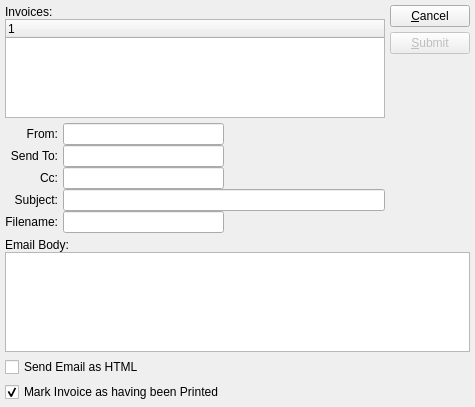
This is xtuple/trunk/guiclient/deliverInvoice.ui in WooodHead/xtuple as Qt 5 draws it before an edit. The edited form follows.
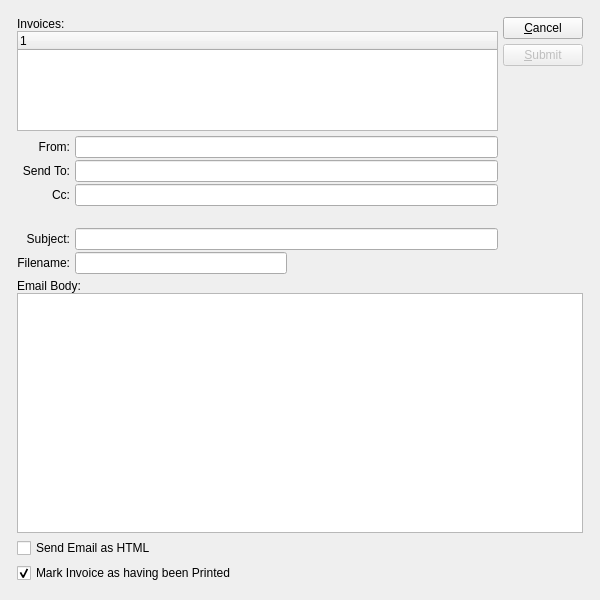
This is the edited form. Custom widgets are drawn as their Qt base class.

```diff
--- a/xtuple/trunk/guiclient/deliverInvoice.ui
+++ b/xtuple/trunk/guiclient/deliverInvoice.ui
@@ -5,39 +5,30 @@
    <rect>
     <x>0</x>
     <y>0</y>
-    <width>475</width>
-    <height>407</height>
+    <width>600</width>
+    <height>600</height>
    </rect>
   </property>
   <property name="windowTitle" >
    <string>E-mail Invoice Form</string>
   </property>
-  <layout class="QVBoxLayout" >
-   <property name="spacing" >
-    <number>5</number>
-   </property>
+  <layout class="QGridLayout" >
+   <item row="0" column="0" >
+    <layout class="QGridLayout" >
    <property name="leftMargin" >
-    <number>5</number>
+      <number>12</number>
    </property>
    <property name="topMargin" >
-    <number>5</number>
+      <number>12</number>
    </property>
    <property name="rightMargin" >
-    <number>5</number>
+      <number>12</number>
    </property>
    <property name="bottomMargin" >
-    <number>5</number>
-   </property>
-   <item>
-    <layout class="QHBoxLayout" >
-     <property name="spacing" >
-      <number>5</number>
-     </property>
-     <item>
+      <number>12</number>
+     </property>
+     <item row="0" column="0" >
       <layout class="QVBoxLayout" >
-       <property name="spacing" >
-        <number>5</number>
-       </property>
        <item>
         <layout class="QVBoxLayout" >
          <property name="spacing" >
@@ -52,10 +43,22 @@
          </item>
          <item>
           <widget class="XTreeWidget" name="_invoice" >
+           <property name="sizePolicy" >
+            <sizepolicy vsizetype="Preferred" hsizetype="Expanding" >
+             <horstretch>0</horstretch>
+             <verstretch>0</verstretch>
+            </sizepolicy>
+           </property>
            <property name="minimumSize" >
             <size>
-             <width>100</width>
-             <height>0</height>
+             <width>0</width>
+             <height>100</height>
+            </size>
+           </property>
+           <property name="maximumSize" >
+            <size>
+             <width>16777215</width>
+             <height>100</height>
             </size>
            </property>
           </widget>
@@ -63,16 +66,11 @@
         </layout>
        </item>
        <item>
-        <layout class="QHBoxLayout" >
-         <property name="spacing" >
-          <number>5</number>
+        <layout class="QGridLayout" >
+         <property name="verticalSpacing" >
+          <number>2</number>
          </property>
-         <item>
-          <layout class="QVBoxLayout" >
-           <property name="spacing" >
-            <number>0</number>
-           </property>
-           <item>
+         <item row="0" column="0" >
             <widget class="QLabel" name="_fromEmailLit" >
              <property name="text" >
               <string>From:</string>
@@ -82,7 +80,10 @@
              </property>
             </widget>
            </item>
-           <item>
+         <item row="0" column="1" >
+          <widget class="XLineEdit" name="_fromEmail" />
+         </item>
+         <item row="1" column="0" >
             <widget class="QLabel" name="_emailLit" >
              <property name="text" >
               <string>Send To:</string>
@@ -92,7 +93,10 @@
              </property>
             </widget>
            </item>
-           <item>
+         <item row="1" column="1" >
+          <widget class="XLineEdit" name="_email" />
+         </item>
+         <item row="2" column="0" >
             <widget class="QLabel" name="_ccLit" >
              <property name="text" >
               <string>Cc:</string>
@@ -102,7 +106,10 @@
              </property>
             </widget>
            </item>
-           <item>
+         <item row="2" column="1" >
+          <widget class="XLineEdit" name="_cc" />
+         </item>
+         <item row="4" column="0" >
             <widget class="QLabel" name="_subjectLit" >
              <property name="text" >
               <string>Subject:</string>
@@ -112,7 +119,10 @@
              </property>
             </widget>
            </item>
-           <item>
+         <item row="4" column="1" >
+          <widget class="XLineEdit" name="_subject" />
+         </item>
+         <item row="5" column="0" >
             <widget class="QLabel" name="_fileNameLit" >
              <property name="text" >
               <string>Filename:</string>
@@ -122,95 +132,7 @@
              </property>
             </widget>
            </item>
-          </layout>
-         </item>
-         <item>
-          <layout class="QVBoxLayout" >
-           <property name="spacing" >
-            <number>0</number>
-           </property>
-           <item>
-            <layout class="QHBoxLayout" >
-             <property name="spacing" >
-              <number>0</number>
-             </property>
-             <item>
-              <widget class="XLineEdit" name="_fromEmail" />
-             </item>
-             <item>
-              <spacer>
-               <property name="orientation" >
-                <enum>Qt::Horizontal</enum>
-               </property>
-               <property name="sizeType" >
-                <enum>QSizePolicy::Expanding</enum>
-               </property>
-               <property name="sizeHint" >
-                <size>
-                 <width>41</width>
-                 <height>10</height>
-                </size>
-               </property>
-              </spacer>
-             </item>
-            </layout>
-           </item>
-           <item>
-            <layout class="QHBoxLayout" >
-             <property name="spacing" >
-              <number>0</number>
-             </property>
-             <item>
-              <widget class="XLineEdit" name="_email" />
-             </item>
-             <item>
-              <spacer>
-               <property name="orientation" >
-                <enum>Qt::Horizontal</enum>
-               </property>
-               <property name="sizeType" >
-                <enum>QSizePolicy::Expanding</enum>
-               </property>
-               <property name="sizeHint" >
-                <size>
-                 <width>41</width>
-                 <height>10</height>
-                </size>
-               </property>
-              </spacer>
-             </item>
-            </layout>
-           </item>
-           <item>
-            <layout class="QHBoxLayout" >
-             <property name="spacing" >
-              <number>0</number>
-             </property>
-             <item>
-              <widget class="XLineEdit" name="_cc" />
-             </item>
-             <item>
-              <spacer>
-               <property name="orientation" >
-                <enum>Qt::Horizontal</enum>
-               </property>
-               <property name="sizeType" >
-                <enum>QSizePolicy::Expanding</enum>
-               </property>
-               <property name="sizeHint" >
-                <size>
-                 <width>41</width>
-                 <height>10</height>
-                </size>
-               </property>
-              </spacer>
-             </item>
-            </layout>
-           </item>
-           <item>
-            <widget class="XLineEdit" name="_subject" />
-           </item>
-           <item>
+         <item row="5" column="1" >
             <layout class="QHBoxLayout" >
              <property name="spacing" >
               <number>0</number>
@@ -236,13 +158,24 @@
              </item>
             </layout>
            </item>
-          </layout>
+         <item row="3" column="1" >
+          <spacer>
+           <property name="orientation" >
+            <enum>Qt::Vertical</enum>
+           </property>
+           <property name="sizeHint" >
+            <size>
+             <width>20</width>
+             <height>20</height>
+            </size>
+           </property>
+          </spacer>
          </item>
         </layout>
        </item>
       </layout>
      </item>
-     <item>
+     <item row="0" column="1" >
       <layout class="QVBoxLayout" >
        <property name="spacing" >
         <number>5</number>
@@ -276,7 +209,7 @@
           <enum>Qt::Vertical</enum>
          </property>
          <property name="sizeType" >
-          <enum>QSizePolicy::MinimumExpanding</enum>
+          <enum>QSizePolicy::Expanding</enum>
          </property>
          <property name="sizeHint" >
           <size>
@@ -288,9 +221,34 @@
        </item>
       </layout>
      </item>
-    </layout>
-   </item>
-   <item>
+     <item row="1" column="0" colspan="2" >
+      <widget class="QFrame" name="_frame" >
+       <property name="sizePolicy" >
+        <sizepolicy vsizetype="Expanding" hsizetype="Preferred" >
+         <horstretch>0</horstretch>
+         <verstretch>1</verstretch>
+        </sizepolicy>
+       </property>
+       <property name="frameShape" >
+        <enum>QFrame::NoFrame</enum>
+       </property>
+       <property name="frameShadow" >
+        <enum>QFrame::Raised</enum>
+       </property>
+       <layout class="QGridLayout" >
+        <property name="leftMargin" >
+         <number>0</number>
+        </property>
+        <property name="topMargin" >
+         <number>0</number>
+        </property>
+        <property name="rightMargin" >
+         <number>0</number>
+        </property>
+        <property name="bottomMargin" >
+         <number>0</number>
+        </property>
+        <item row="0" column="0" >
     <layout class="QVBoxLayout" >
      <property name="spacing" >
       <number>0</number>
@@ -310,19 +268,14 @@
      </item>
     </layout>
    </item>
-   <item>
-    <widget class="XCheckBox" name="_emailHTML" >
+        <item row="1" column="0" >
+         <widget class="QCheckBox" name="_emailHTML" >
      <property name="text" >
       <string>Send Email as HTML</string>
      </property>
     </widget>
    </item>
-   <item>
-    <layout class="QHBoxLayout" >
-     <property name="spacing" >
-      <number>0</number>
-     </property>
-     <item>
+        <item row="2" column="0" >
       <widget class="QCheckBox" name="_markPrinted" >
        <property name="text" >
         <string>Mark Invoice as having been Printed</string>
@@ -332,21 +285,8 @@
        </property>
       </widget>
      </item>
-     <item>
-      <spacer>
-       <property name="orientation" >
-        <enum>Qt::Horizontal</enum>
-       </property>
-       <property name="sizeType" >
-        <enum>QSizePolicy::Expanding</enum>
-       </property>
-       <property name="sizeHint" >
-        <size>
-         <width>66</width>
-         <height>10</height>
-        </size>
-       </property>
-      </spacer>
+       </layout>
+      </widget>
      </item>
     </layout>
    </item>
@@ -355,11 +295,6 @@
  <layoutdefault spacing="5" margin="5" />
  <pixmapfunction>qPixmapFromMimeSource</pixmapfunction>
  <customwidgets>
-  <customwidget>
-   <class>XCheckBox</class>
-   <extends>QCheckBox</extends>
-   <header>xcheckbox.h</header>
-  </customwidget>
   <customwidget>
    <class>XLineEdit</class>
    <extends>QLineEdit</extends>
```
Lines whose indentation alone changed are shown as unchanged.
